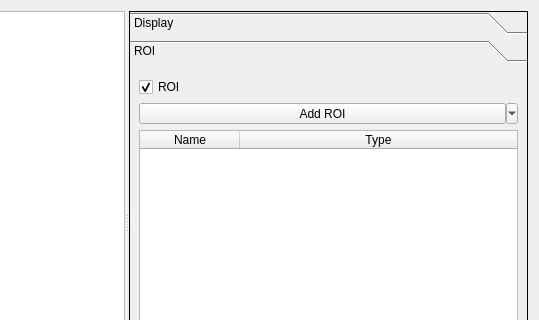
Before: the Qt Designer form viewer1D_widget.ui in Attolab/GUI_XUV_SE10, drawn with Qt 5; both pictures show x 256 to 795 and y 0 to 320 of the 795 by 443 pixel window.
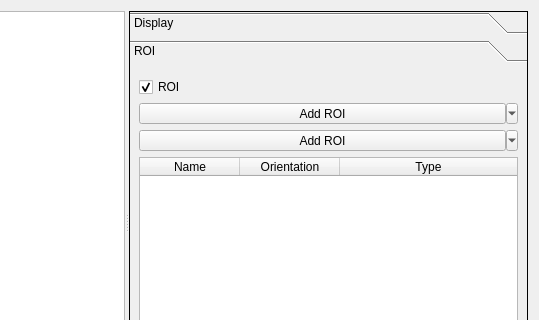
After: the same form once the commit is applied. The open tabs and pages were chosen to show the change. Custom widgets are drawn as their Qt base class.

Commit message: Implementing parametertree in viewer widget

Patch:
```diff
--- a/viewer1D_widget.ui
+++ b/viewer1D_widget.ui
@@ -47,7 +47,7 @@
      </widget>
      <widget class="QToolBox" name="toolBox">
       <property name="sizePolicy">
-       <sizepolicy hsizetype="Fixed" vsizetype="Preferred">
+       <sizepolicy hsizetype="MinimumExpanding" vsizetype="Preferred">
         <horstretch>0</horstretch>
         <verstretch>0</verstretch>
        </sizepolicy>
@@ -161,7 +161,7 @@
         <rect>
          <x>0</x>
          <y>0</y>
-         <width>274</width>
+         <width>399</width>
          <height>361</height>
         </rect>
        </property>
@@ -204,6 +204,31 @@
           </property>
          </widget>
         </item>
+        <item>
+         <widget class="QToolButton" name="makeIL_toolButton">
+          <property name="sizePolicy">
+           <sizepolicy hsizetype="Minimum" vsizetype="Fixed">
+            <horstretch>0</horstretch>
+            <verstretch>0</verstretch>
+           </sizepolicy>
+          </property>
+          <property name="text">
+           <string>Add ROI</string>
+          </property>
+          <property name="popupMode">
+           <enum>QToolButton::MenuButtonPopup</enum>
+          </property>
+          <property name="toolButtonStyle">
+           <enum>Qt::ToolButtonTextOnly</enum>
+          </property>
+          <property name="autoRaise">
+           <bool>false</bool>
+          </property>
+          <property name="arrowType">
+           <enum>Qt::NoArrow</enum>
+          </property>
+         </widget>
+        </item>
         <item>
          <widget class="ROITableWidget" name="tableROI_tableWidget">
           <property name="sizePolicy">
@@ -229,6 +254,11 @@
             <string>Name</string>
            </property>
           </column>
+          <column>
+           <property name="text">
+            <string>Orientation</string>
+           </property>
+          </column>
           <column>
            <property name="text">
             <string>Type</string>
@@ -259,6 +289,12 @@
    <extends>QTableWidget</extends>
    <header>CustomTableWidget</header>
   </customwidget>
+  <customwidget>
+   <class>CustomParameterTree</class>
+   <extends>QWidget</extends>
+   <header>ParameterTree</header>
+   <container>1</container>
+  </customwidget>
  </customwidgets>
  <resources/>
  <connections/>
```
Left out of the diff: 3 changed lines with no effect on the pictures. The commit also changes 11 other files.
